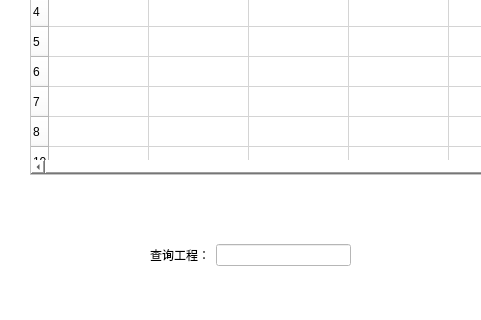
Old version of the form manager.ui in the repository Woodsssss/Lanzhou; both pictures show x 0 to 481 and y 216 to 536 of the 869 by 536 pixel window.
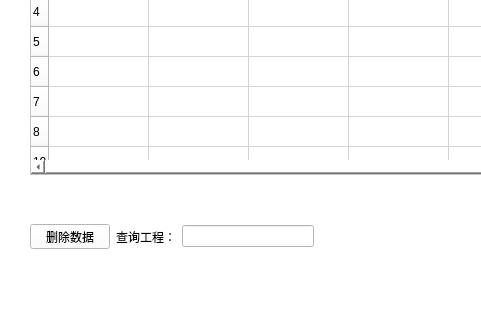
New version of the form. The open tabs and pages were chosen to show the change.

Commit message: 添加丢失的删除按钮

Patch:
```diff
--- a/manager.ui
+++ b/manager.ui
@@ -364,15 +364,24 @@
        </item>
       </layout>
      </widget>
-     <widget class="QWidget" name="layoutWidget_5">
+     <widget class="QWidget" name="">
       <property name="geometry">
        <rect>
-        <x>160</x>
-        <y>420</y>
-        <width>201</width>
-        <height>22</height>
+        <x>40</x>
+        <y>400</y>
+        <width>284</width>
+        <height>25</height>
        </rect>
       </property>
+      <layout class="QHBoxLayout" name="horizontalLayout_3">
+       <item>
+        <widget class="QPushButton" name="button_delete_2">
+         <property name="text">
+          <string>删除数据</string>
+         </property>
+        </widget>
+       </item>
+       <item>
       <layout class="QHBoxLayout" name="horizontalLayout_5">
        <item>
         <widget class="QLabel" name="label_2">
@@ -383,7 +392,8 @@
        </item>
        <item>
         <widget class="QLineEdit" name="project_name"/>
-
+         </item>
+        </layout>
        </item>
       </layout>
      </widget>
```
Left out of the diff: 4 changed lines with no effect on the pictures. Lines whose indentation alone changed are shown as unchanged. The commit also changes 1 other file.
